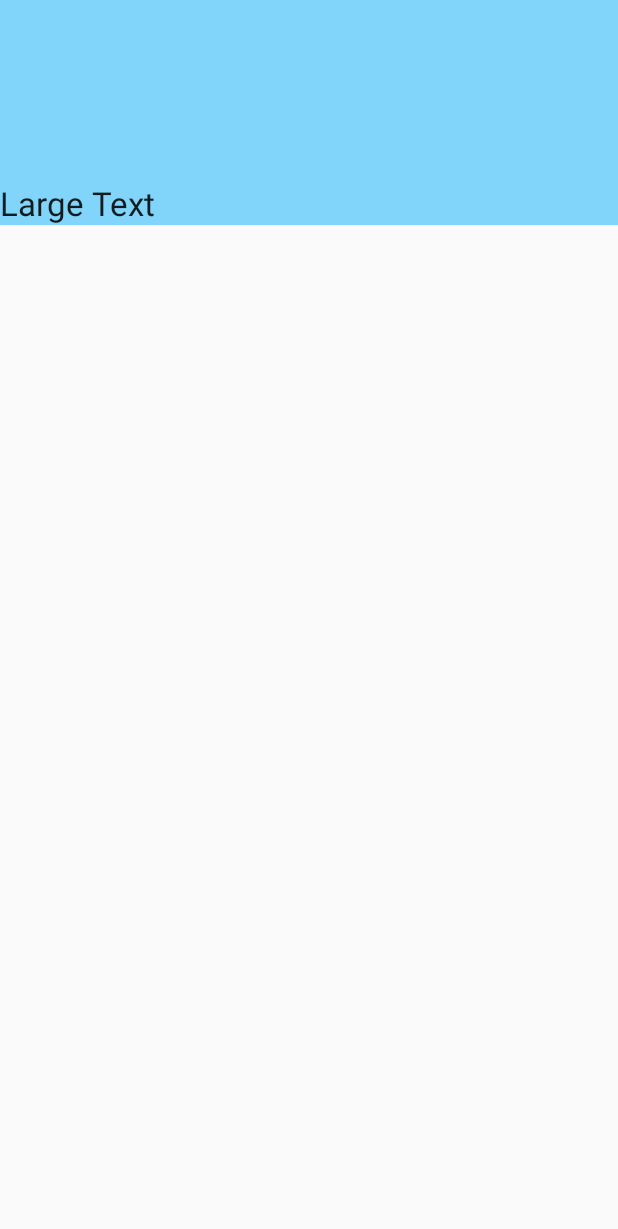
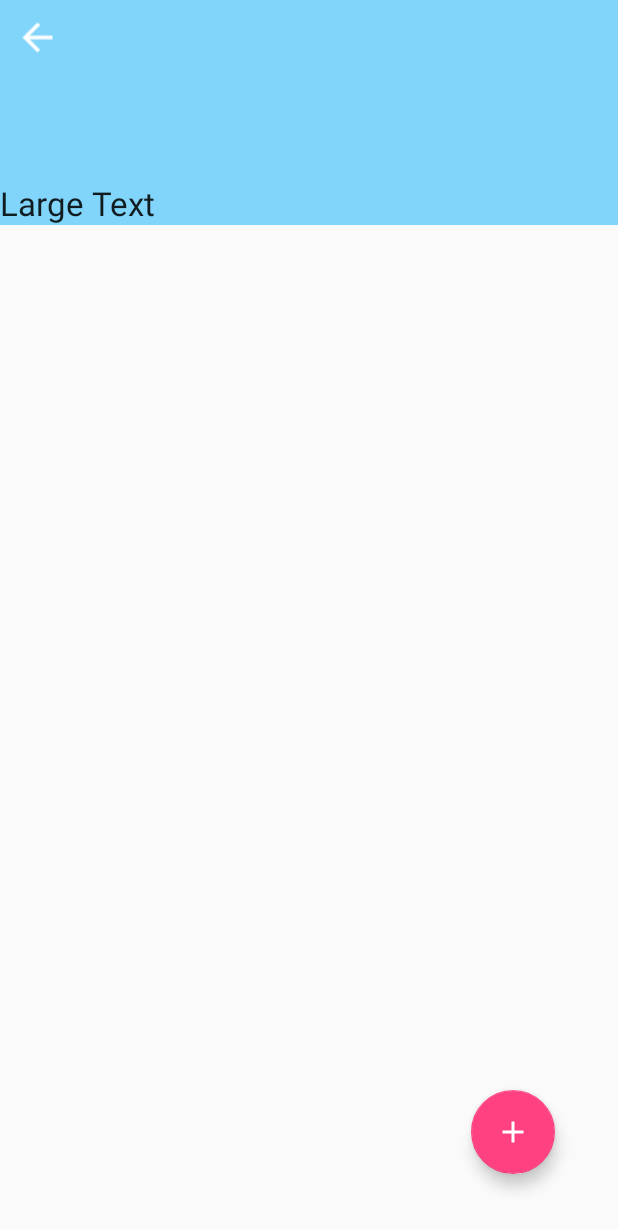
Before and after one commit to jb1717/CansCounter, an Android app: the layout profile_activity.xml on its own in the app's theme, with its tools: preview values and no code run, on a phone screen of 412 x 824 dp. Shown: the top 1229 px of the screen. Run offline under Robolectric (Android 15) with nearby library versions, the phone set to English and light mode, and no system bars.

Commit message:
Add the button to add can

```diff
--- a/app/build.gradle
+++ b/app/build.gradle
@@ -24,4 +24,5 @@ dependencies {
     testCompile 'junit:junit:4.12'
     compile 'com.android.support:appcompat-v7:23.1.1'
     compile 'com.loopj.android:android-async-http:1.4.9'
+    compile 'com.android.support:design:23.1.1'
 }
--- a/app/src/main/AndroidManifest.xml
+++ b/app/src/main/AndroidManifest.xml
@@ -18,7 +18,7 @@
                 <category android:name="android.intent.category.LAUNCHER" />
             </intent-filter>
         </activity>
-        <activity android:name=".activity.ProfileActivity">
+        <activity android:name=".activity.ProfileActivity" android:theme="@style/Theme.AppCompat.Light.NoActionBar">
 
         </activity>
     </application>
--- a/app/src/main/java/com/epitech/jibb/canscounter/api/DodoApi.java
+++ b/app/src/main/java/com/epitech/jibb/canscounter/api/DodoApi.java
@@ -16,7 +16,6 @@ public class DodoApi {
     }
 
     public static void getUser(String userid, JsonHttpResponseHandler callback) {
-        Log.i("DODOAPI", userid);
         _client.get(_url + "user/" + userid, callback);
     }
 
@@ -26,7 +25,7 @@ public class DodoApi {
         _client.post(_url + "user", params, callback);
     }
 
-    public static void addOneCan(int userid, JsonHttpResponseHandler callback) {
-        _client.post(_url + "cans/" + String.valueOf(userid), callback);
+    public static void addOneCan(String userid, JsonHttpResponseHandler callback) {
+        _client.post(_url + "cans/" + userid, callback);
     }
 }
--- a/app/src/main/res/layout/profile_activity.xml
+++ b/app/src/main/res/layout/profile_activity.xml
@@ -26,5 +26,27 @@
         android:layout_alignParentBottom="true"
         android:layout_alignParentStart="true" />
 
+    <android.support.design.widget.FloatingActionButton
+        android:id="@+id/add_cans_button"
+        android:layout_width="wrap_content"
+        android:layout_height="wrap_content"
+        android:clickable="true"
+        android:src="@drawable/ic_add_white_24dp"
+        android:layout_marginLeft="16dp"
+        android:layout_marginRight="16dp"
+        android:layout_marginBottom="41dp"
+        android:layout_alignBottom="@+id/cans_history"
+        android:layout_alignParentEnd="true"
+        android:layout_marginEnd="42dp" />
+
+    <Button
+        android:layout_width="30dp"
+        android:layout_height="30dp"
+        android:layout_marginTop="10dp"
+        android:layout_marginLeft="10dp"
+        android:id="@+id/button"
+        android:background="@drawable/ic_arrow_back_white_24dp"
+        android:layout_alignParentTop="true"
+        android:layout_alignParentStart="true" />
 
 </RelativeLayout>
```
Also changed, not shown: app/src/main/java/com/epitech/jibb/canscounter/activity/ProfileActivity.java (+46 -16 lines), app/src/main/res/drawable-hdpi/ic_add_white_24dp.png (added), app/src/main/res/drawable-hdpi/ic_arrow_back_white_24dp.png (added), app/src/main/res/drawable-ldrtl-hdpi/ic_arrow_back_white_24dp.png (added), app/src/main/res/drawable-ldrtl-mdpi/ic_arrow_back_white_24dp.png (added), app/src/main/res/drawable-ldrtl-xhdpi/ic_arrow_back_white_24dp.png (added), app/src/main/res/drawable-ldrtl-xxhdpi/ic_arrow_back_white_24dp.png (added), app/src/main/res/drawable-ldrtl-xxxhdpi/ic_arrow_back_white_24dp.png (added), app/src/main/res/drawable-mdpi/ic_add_white_24dp.png (added), app/src/main/res/drawable-mdpi/ic_arrow_back_white_24dp.png (added), app/src/main/res/drawable-xhdpi/ic_add_white_24dp.png (added), app/src/main/res/drawable-xhdpi/ic_arrow_back_white_24dp.png (added), app/src/main/res/drawable-xxhdpi/ic_add_white_24dp.png (added), app/src/main/res/drawable-xxhdpi/ic_arrow_back_white_24dp.png (added), 2 more files.
